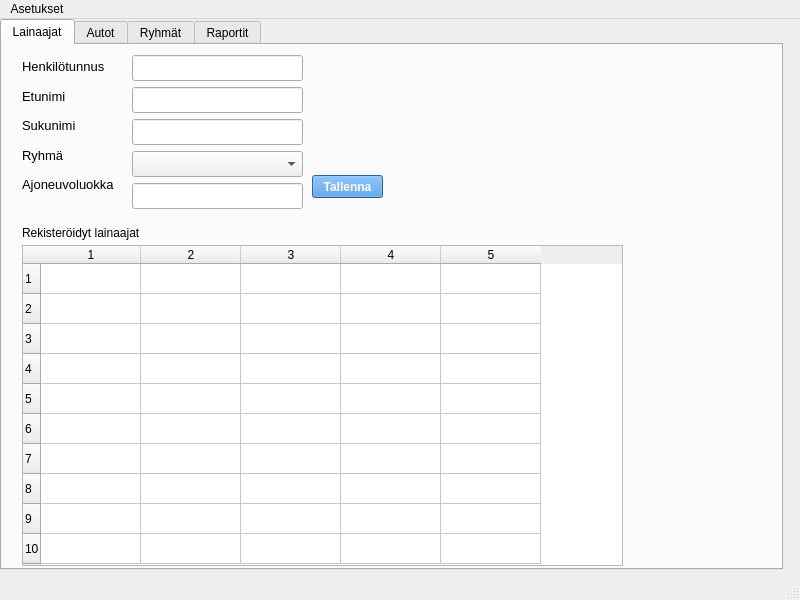
First picture: the form in administrative.ui, repository katalav/Autolainaus, before the edit.
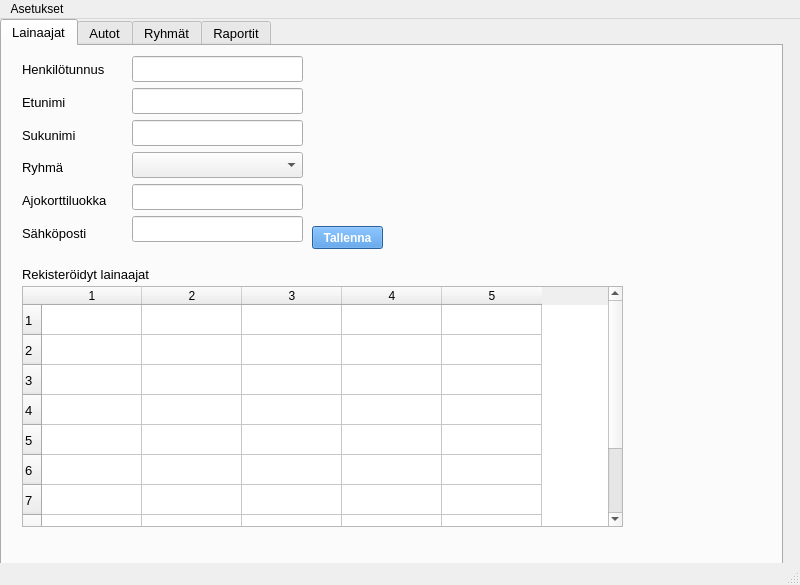
Second picture: the form after the edit. The open tabs and pages were chosen to show the change. Icons and pictures are not drawn.

What changed in the file:
```diff
--- a/administrative.ui
+++ b/administrative.ui
@@ -7,7 +7,7 @@
     <x>0</x>
     <y>0</y>
     <width>800</width>
-    <height>600</height>
+    <height>585</height>
    </rect>
   </property>
   <property name="windowTitle">
@@ -26,6 +26,11 @@
       <height>551</height>
      </rect>
     </property>
+    <property name="font">
+     <font>
+      <pointsize>10</pointsize>
+     </font>
+    </property>
     <property name="cursor">
      <cursorShape>PointingHandCursor</cursorShape>
     </property>
@@ -43,9 +48,9 @@
       <property name="geometry">
        <rect>
         <x>20</x>
-        <y>200</y>
+        <y>240</y>
         <width>601</width>
-        <height>321</height>
+        <height>241</height>
        </rect>
       </property>
       <property name="cursor" stdset="0">
@@ -77,7 +82,7 @@
       <property name="geometry">
        <rect>
         <x>20</x>
-        <y>180</y>
+        <y>220</y>
         <width>131</width>
         <height>16</height>
        </rect>
@@ -90,7 +95,7 @@
       <property name="geometry">
        <rect>
         <x>310</x>
-        <y>130</y>
+        <y>180</y>
         <width>71</width>
         <height>23</height>
        </rect>
@@ -117,7 +122,7 @@
         <x>130</x>
         <y>10</y>
         <width>171</width>
-        <height>156</height>
+        <height>191</height>
        </rect>
       </property>
       <layout class="QVBoxLayout" name="studentInputsVerticalLayout">
@@ -166,6 +171,15 @@
          </property>
         </widget>
        </item>
+       <item>
+        <widget class="QLineEdit" name="emailLineEdit">
+         <property name="font">
+          <font>
+           <pointsize>11</pointsize>
+          </font>
+         </property>
+        </widget>
+       </item>
       </layout>
      </widget>
      <widget class="QWidget" name="layoutWidget">
@@ -174,7 +188,7 @@
         <x>20</x>
         <y>10</y>
         <width>101</width>
-        <height>141</height>
+        <height>191</height>
        </rect>
       </property>
       <layout class="QVBoxLayout" name="studentLabelsVerticalLayout">
@@ -234,7 +248,14 @@
           </font>
          </property>
          <property name="text">
-          <string>Ajoneuvoluokka</string>
+          <string>Ajokorttiluokka</string>
+         </property>
+        </widget>
+       </item>
+       <item>
+        <widget class="QLabel" name="emailLabel">
+         <property name="text">
+          <string>Sähköposti</string>
          </property>
         </widget>
        </item>
```
Left out of the diff: 2 changed lines with no effect on the pictures.
